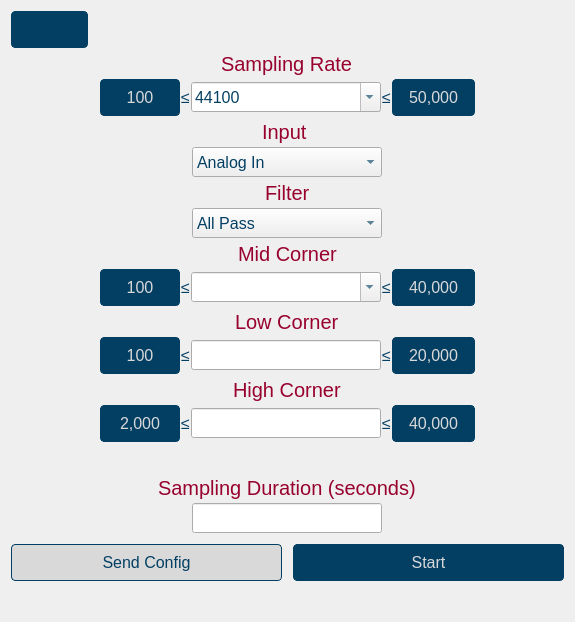
The window that gui/qtdesigner/BasicOperationWidget.ui (wyattduber/CyDAQ) describes before a commit, drawn with Qt 5.
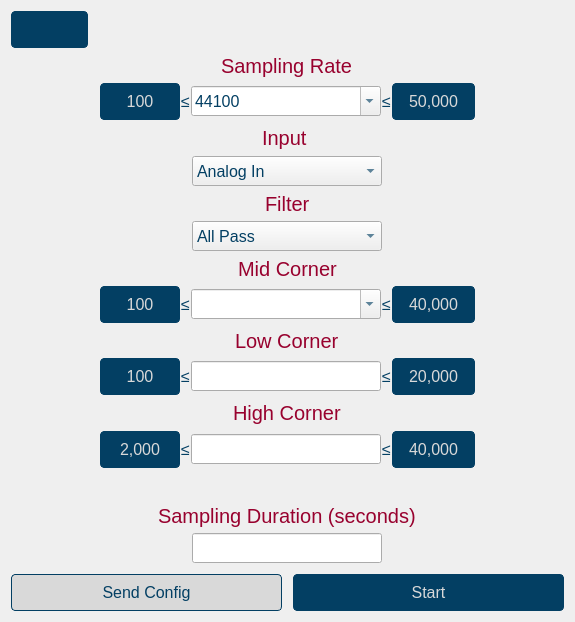
The same window after the commit. Icons and pictures are not drawn.

Commit message: Connection Status Working, Auto Re-size is not

```diff
--- a/gui/qtdesigner/BasicOperationWidget.ui
+++ b/gui/qtdesigner/BasicOperationWidget.ui
@@ -765,19 +765,6 @@
      </item>
     </layout>
    </item>
-   <item>
-    <widget class="QLabel" name="connection_status_label">
-     <property name="maximumSize">
-      <size>
-       <width>16777215</width>
-       <height>50</height>
-      </size>
-     </property>
-     <property name="text">
-      <string/>
-     </property>
-    </widget>
-   </item>
   </layout>
  </widget>
  <resources>
```
The commit also changes 16 other files.
